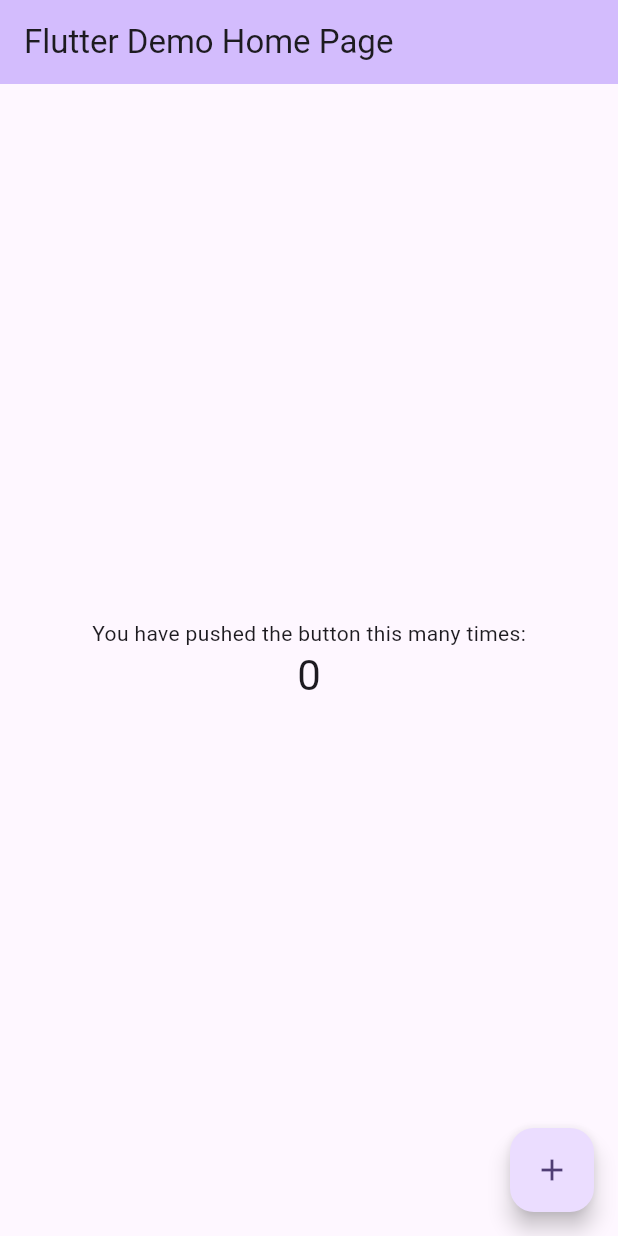
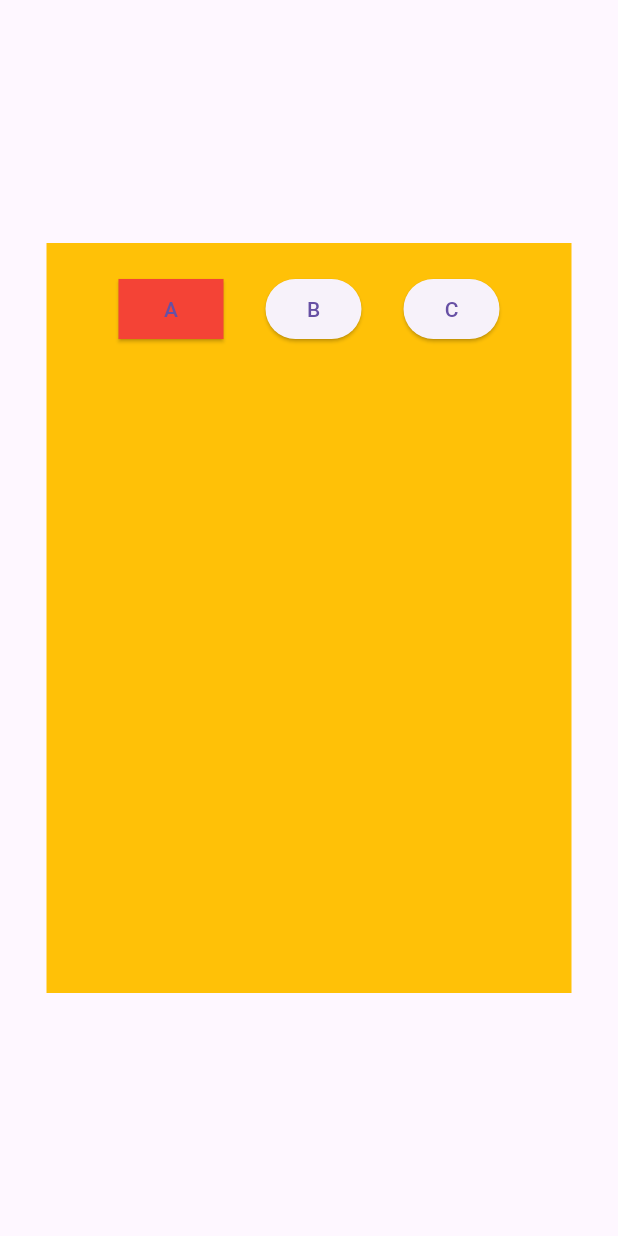
Before and after one commit to khaledwahby/HW_Repo, a Flutter app: the screen it shows after launch, on a phone screen of 412 x 824 dp. Run offline on Flutter 3.47's test engine with Material 3 defaults, Android fonts, the phone set to English and light mode, and no system bars.

Commit message:
HW_Lec12

```diff
--- a/cw_lec12/lib/main.dart
+++ b/cw_lec12/lib/main.dart
@@ -1,122 +1,63 @@
+import 'package:flutter/cupertino.dart';
 import 'package:flutter/material.dart';
+import 'package:flutter/rendering.dart';
 
 void main() {
-  runApp(const MyApp());
+  runApp(MyApp());
 }
 
 class MyApp extends StatelessWidget {
   const MyApp({super.key});
 
-  // This widget is the root of your application.
   @override
   Widget build(BuildContext context) {
-    return MaterialApp(
-      title: 'Flutter Demo',
-      theme: ThemeData(
-        // This is the theme of your application.
-        //
-        // TRY THIS: Try running your application with "flutter run". You'll see
-        // the application has a purple toolbar. Then, without quitting the app,
-        // try changing the seedColor in the colorScheme below to Colors.green
-        // and then invoke "hot reload" (save your changes or press the "hot
-        // reload" button in a Flutter-supported IDE, or press "r" if you used
-        // the command line to start the app).
-        //
-        // Notice that the counter didn't reset back to zero; the application
-        // state is not lost during the reload. To reset the state, use hot
-        // restart instead.
-        //
-        // This works for code too, not just values: Most code changes can be
-        // tested with just a hot reload.
-        colorScheme: .fromSeed(seedColor: Colors.deepPurple),
+    return const MaterialApp(home: HomePage());
+  }
+}
+
+class HomePage extends StatelessWidget {
+  const HomePage({super.key});
+
+  @override
+  Widget build(BuildContext context) {
+    return Scaffold(
+      body: Center(
+        child: Container(
+          color: Colors.amber,
+          width: 350,
+          height: 500,
+          child: Column(
+            children: [
+              Padding(
+                padding: const EdgeInsets.all(20.0),
+                child: Row(
+                  mainAxisAlignment: MainAxisAlignment.spaceEvenly,
+                  children: [
+                    ElevatedButton(
+                      onPressed: onPressed,
+                      style: ElevatedButton.styleFrom(
+                        minimumSize: Size(70, 40),
+                        shape: RoundedRectangleBorder(
+                          borderRadius: BorderRadius.zero,
+                        ),
+                        backgroundColor: Colors.red,
+                      ),
+                      child: Text("A"),
+                    ),
+                    ElevatedButton(onPressed: onPressed, child: Text("B")),
+                    ElevatedButton(onPressed: onPressed, child: Text("C")),
+                  ],
+                ),
+              ),
+              Container(),
+              Row(),
+              Row(),
+            ],
+          ),
+        ),
       ),
-      home: const MyHomePage(title: 'Flutter Demo Home Page'),
     );
   }
 }
 
-class MyHomePage extends StatefulWidget {
-  const MyHomePage({super.key, required this.title});
-
-  // This widget is the home page of your application. It is stateful, meaning
-  // that it has a State object (defined below) that contains fields that affect
-  // how it looks.
-
-  // This class is the configuration for the state. It holds the values (in this
-  // case the title) provided by the parent (in this case the App widget) and
-  // used by the build method of the State. Fields in a Widget subclass are
-  // always marked "final".
-
-  final String title;
-
-  @override
-  State<MyHomePage> createState() => _MyHomePageState();
-}
-
-class _MyHomePageState extends State<MyHomePage> {
-  int _counter = 0;
-
-  void _incrementCounter() {
-    setState(() {
-      // This call to setState tells the Flutter framework that something has
-      // changed in this State, which causes it to rerun the build method below
-      // so that the display can reflect the updated values. If we changed
-      // _counter without calling setState(), then the build method would not be
-      // called again, and so nothing would appear to happen.
-      _counter++;
-    });
-  }
-
-  @override
-  Widget build(BuildContext context) {
-    // This method is rerun every time setState is called, for instance as done
-    // by the _incrementCounter method above.
-    //
-    // The Flutter framework has been optimized to make rerunning build methods
-    // fast, so that you can just rebuild anything that needs updating rather
-    // than having to individually change instances of widgets.
-    return Scaffold(
-      appBar: AppBar(
-        // TRY THIS: Try changing the color here to a specific color (to
-        // Colors.amber, perhaps?) and trigger a hot reload to see the AppBar
-        // change color while the other colors stay the same.
-        backgroundColor: Theme.of(context).colorScheme.inversePrimary,
-        // Here we take the value from the MyHomePage object that was created by
-        // the App.build method, and use it to set our appbar title.
-        title: Text(widget.title),
-      ),
-      body: Center(
-        // Center is a layout widget. It takes a single child and positions it
-        // in the middle of the parent.
-        child: Column(
-          // Column is also a layout widget. It takes a list of children and
-          // arranges them vertically. By default, it sizes itself to fit its
-          // children horizontally, and tries to be as tall as its parent.
-          //
-          // Column has various properties to control how it sizes itself and
-          // how it positions its children. Here we use mainAxisAlignment to
-          // center the children vertically; the main axis here is the vertical
-          // axis because Columns are vertical (the cross axis would be
-          // horizontal).
-          //
-          // TRY THIS: Invoke "debug painting" (choose the "Toggle Debug Paint"
-          // action in the IDE, or press "p" in the console), to see the
-          // wireframe for each widget.
-          mainAxisAlignment: .center,
-          children: [
-            const Text('You have pushed the button this many times:'),
-            Text(
-              '$_counter',
-              style: Theme.of(context).textTheme.headlineMedium,
-            ),
-          ],
-        ),
-      ),
-      floatingActionButton: FloatingActionButton(
-        onPressed: _incrementCounter,
-        tooltip: 'Increment',
-        child: const Icon(Icons.add),
-      ),
-    );
-  }
-}
+void onPressed() {}
```
Also changed, not shown: hw_lec12/lib/main.dart (+213 -93 lines).
